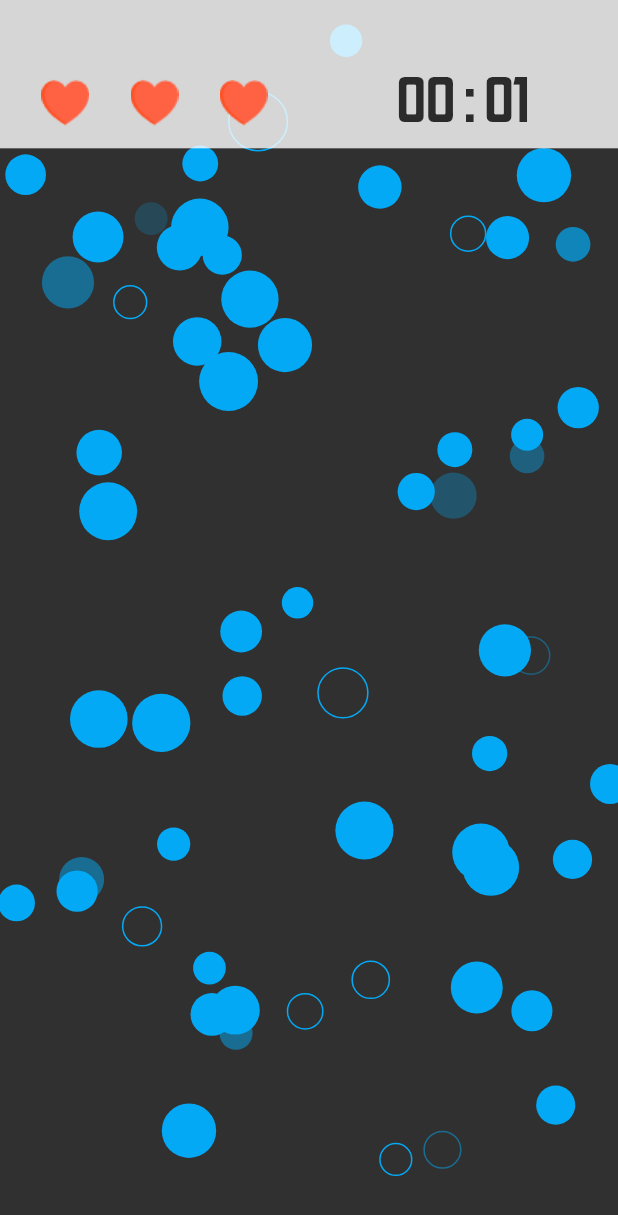
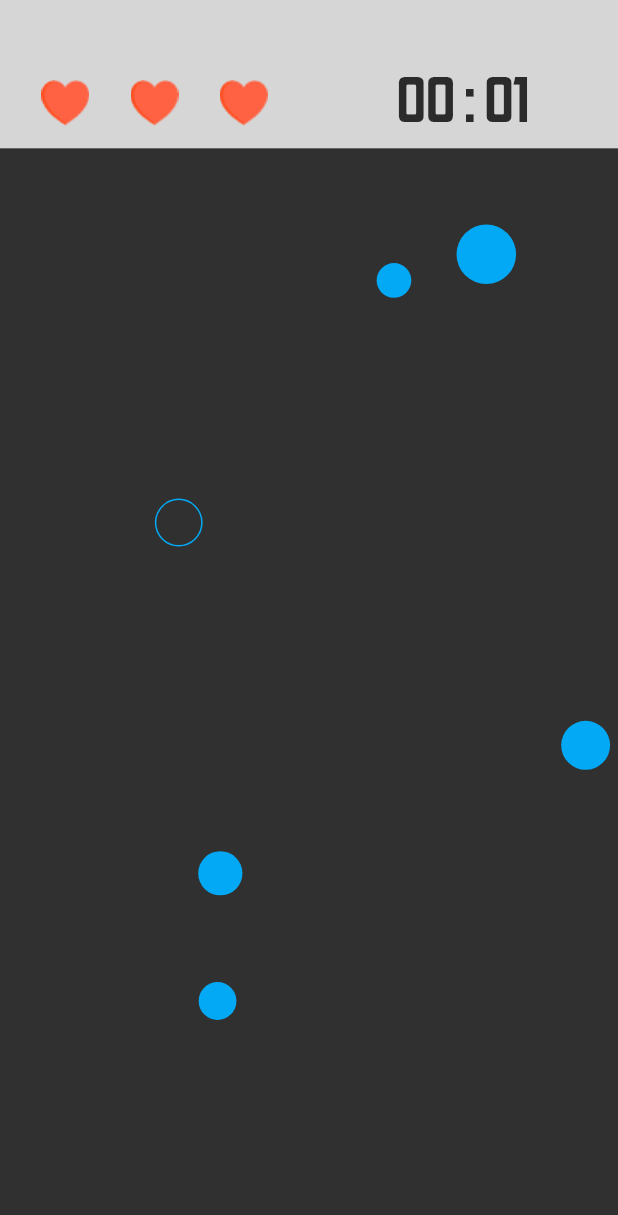
Before and after one commit to guikebr/pop-bubbles, a Flutter app: the PlayPage screen opened by its route, on a phone screen of 412 x 824 dp. Shown: the top 1215 px of the screen. Run offline on Flutter 3.47's test engine with Material 2 defaults, Android fonts, the light colour scheme and no system bars; our stand-ins replace get.

Commit message:
end game

```diff
--- a/lib/app/core/routes/app_pages.dart
+++ b/lib/app/core/routes/app_pages.dart
@@ -34,6 +34,7 @@ abstract class AppPages {
     GetPage<PlayPage>(
       name: Routes.playPage,
       page: () => const PlayPage(),
+      binding: PlayBinding(),
     ),
   ];
 }
--- a/lib/app/features/game/presentation/pages/play/play_controller.dart
+++ b/lib/app/features/game/presentation/pages/play/play_controller.dart
@@ -21,9 +21,7 @@ class PlayController extends GetxController with SingleGetTickerProviderMixin {
     return '$_minutes : $_seconds';
   }
 
-  void restartGame() {
-    options = options.copyWith();
-  }
+  void restartGame() => options = options.copyWith();
 
   void enemyTap() {
     countLife--;
--- a/lib/app/features/game/presentation/pages/play/play_page.dart
+++ b/lib/app/features/game/presentation/pages/play/play_page.dart
@@ -46,7 +46,9 @@ class PlayPage extends GetView<PlayController> {
                         Expanded(
                           child: GetBuilder<PlayController>(
                             id: get.idTimer,
-                            builder: (PlayController getX) => Text(
+                            builder: (PlayController getX) => GestureDetector(
+                              onTap: getX.restartGame,
+                              child: Text(
                                 get.getDuration(),
                                 textAlign: TextAlign.center,
                                 style: TextStyle(
@@ -58,6 +60,7 @@ class PlayPage extends GetView<PlayController> {
                                   color: Theme.of(
                                     context,
                                   ).colorScheme.onSecondary.withOpacity(.8),
+                                ),
                               ),
                             ),
                           ),
--- a/lib/app/features/home/infra/models/particle_options.dart
+++ b/lib/app/features/home/infra/models/particle_options.dart
@@ -33,7 +33,7 @@ class ParticleOptions {
     this.minOpacity = 1.0,
     this.maxOpacity = 1.0,
     this.opacityChangeRate = 0.25,
-    this.particleCount = 50,
+    this.particleCount = 5,
   })  : assert(
           spawnMaxRadius >= spawnMinRadius,
           'spawnMaxRadius >= spawnMinRadius',
```
Also changed, not shown: lib/app/features/home/domain/repositories/particle_behaviour.dart (+8 -0 lines). Lines whose indentation alone changed are shown as unchanged.
